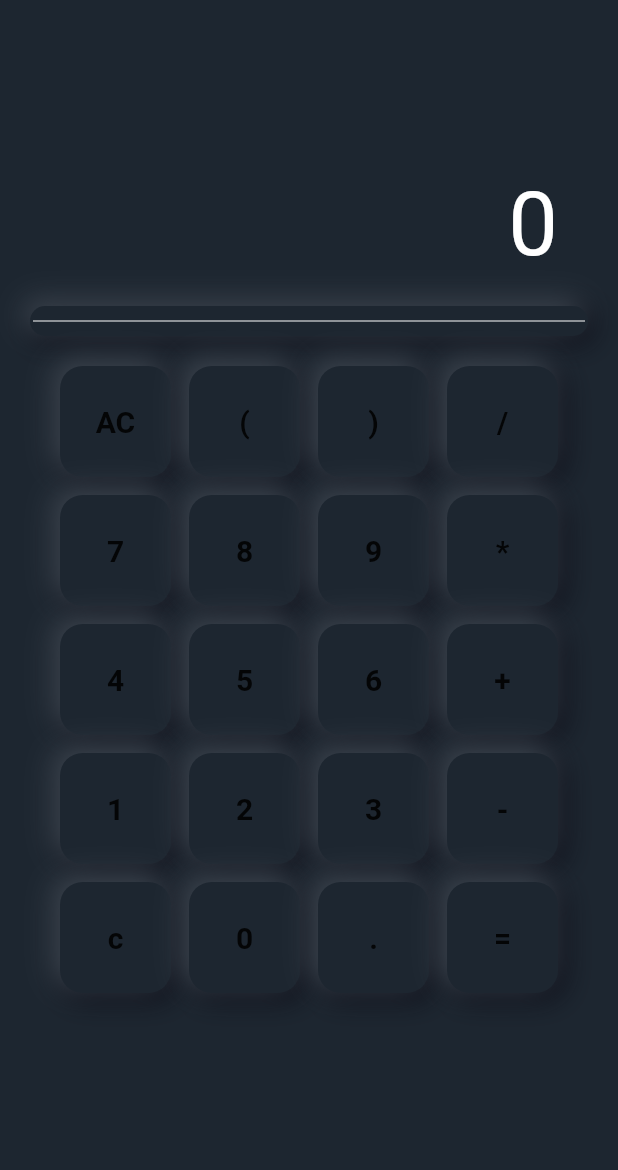
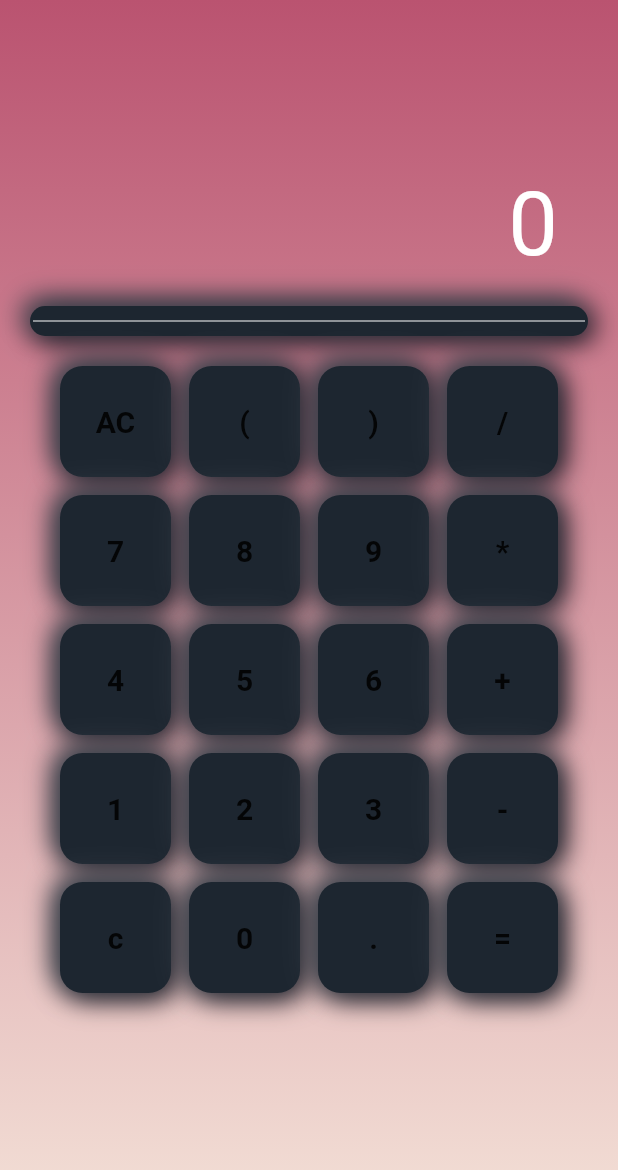
Before and after one commit to AnthonyBeerus/FlutterApp-Calculator, a Flutter app: the screen it shows after launch, on a phone screen of 412 x 824 dp. Shown: the top 1170 px of the screen. Run offline on Flutter 3.47's test engine with Material 2 defaults, Android fonts, the phone set to English and light mode, and no system bars.

Commit message:
Changed the Background color to a nice gradient

```diff
--- a/lib/neu_box.dart
+++ b/lib/neu_box.dart
@@ -37,7 +37,7 @@ class NeuBox extends StatelessWidget {
           stops: [
             0.1,
             0.9,
-          ]
+          ],
         ),
       ),
       child: Center(child: child),
--- a/lib/pages/home.dart
+++ b/lib/pages/home.dart
@@ -48,8 +48,18 @@ class _HomePageState extends State<HomePage> {
   @override
   Widget build(BuildContext context) {
     return Scaffold(
-      backgroundColor: Color(0xFF1d2630),
-      body: SafeArea(
+      backgroundColor: Colors.transparent,
+
+
+      body: Container(
+        decoration: BoxDecoration(
+          gradient: LinearGradient(
+            colors:[Color(0xFFFBA5370), Color(0xFFFF4E2D8)],
+            begin: Alignment.topCenter,
+            end: Alignment.bottomCenter,
+          )
+        ),
+        child: SafeArea(
           child: Padding(
             padding: const EdgeInsets.all(20.0),
             child: Column(
@@ -105,6 +115,7 @@ class _HomePageState extends State<HomePage> {
               ],
             ),
           )
+        ),
       )
     );
   }
```
Lines whose indentation alone changed are shown as unchanged.
